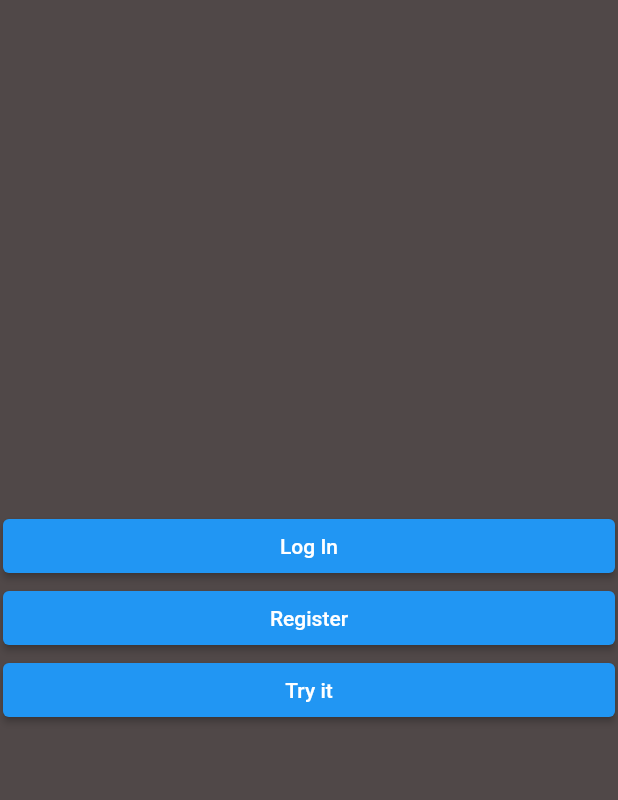
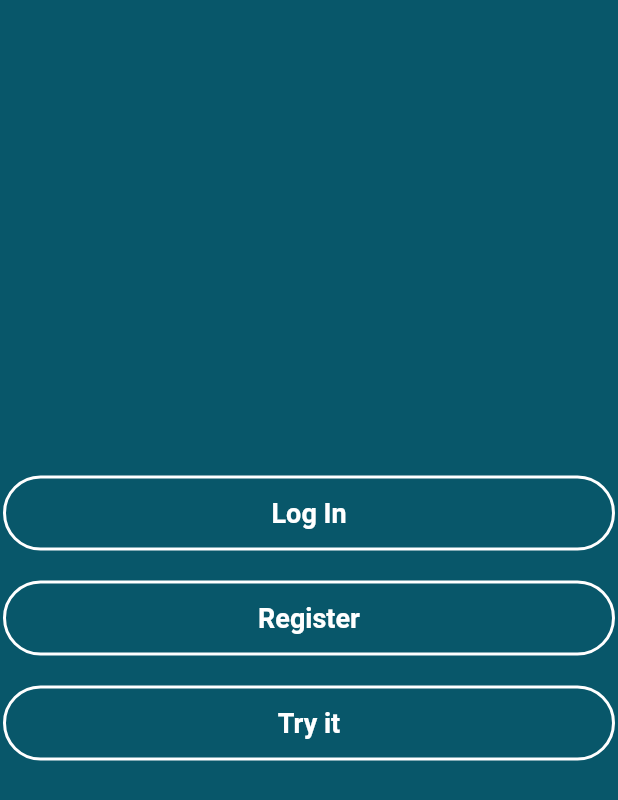
Before and after one commit to MiletaA/Illusion, a Flutter app: the screen it shows after launch, on a phone screen of 412 x 824 dp. Shown: the top 800 px of the screen. Run offline on Flutter 3.47's test engine with Material 2 defaults, Android fonts, the light colour scheme and no system bars; our stand-ins replace firebase_auth, modal_progress_hud_nsn, permission_handler; missing offline and left inert: dart:html; accounts and stored records are empty; statements that could not run were skipped.

Commit message:
style update

```diff
--- a/lib/welcome_screen.dart
+++ b/lib/welcome_screen.dart
@@ -7,28 +7,62 @@ class WelcomeScreen extends StatefulWidget {
 }
 
 class _WelcomeScreenState extends State<WelcomeScreen> {
+  Color bg = const Color(0xFF08576a);
   @override
   Widget build(BuildContext context) {
     return Scaffold(
-        backgroundColor: const Color.fromARGB(255, 80, 72, 72),
+        backgroundColor: bg,
         body: Padding(
           padding: const EdgeInsets.symmetric(horizontal: 2.0),
           child: Column(
               mainAxisAlignment: MainAxisAlignment.center,
               crossAxisAlignment: CrossAxisAlignment.stretch,
               children: <Widget>[
-                ElevatedButton(
+                OutlinedButton(
+                  style: OutlinedButton.styleFrom(
+                    fixedSize: const Size(200, 50),
+                    shadowColor: Colors.black,
+                    textStyle: const TextStyle(
+                        fontWeight: FontWeight.bold, fontSize: 18),
+                    foregroundColor: Colors.white,
+                    side: const BorderSide(width: 2.0, color: Colors.white),
+                    shape: RoundedRectangleBorder(
+                      borderRadius: BorderRadius.circular(32.0),
+                    ),
+                  ),
                   child: const Text('Log In'),
                   onPressed: () {
                     Navigator.pushNamed(context, 'login_screen');
                   },
                 ),
-                ElevatedButton(
+                const SizedBox(height: 20),
+                OutlinedButton(
+                    style: OutlinedButton.styleFrom(
+                      fixedSize: const Size(200, 50),
+                      textStyle: const TextStyle(
+                          fontWeight: FontWeight.bold, fontSize: 18),
+                      foregroundColor: Colors.white,
+                      side: const BorderSide(width: 2.0, color: Colors.white),
+                      shape: RoundedRectangleBorder(
+                        borderRadius: BorderRadius.circular(32.0),
+                      ),
+                    ),
                     child: const Text('Register'),
                     onPressed: () {
                       Navigator.pushNamed(context, 'registration_screen');
                     }),
-                ElevatedButton(
+                const SizedBox(height: 20),
+                OutlinedButton(
+                    style: OutlinedButton.styleFrom(
+                      fixedSize: const Size(200, 50),
+                      textStyle: const TextStyle(
+                          fontWeight: FontWeight.bold, fontSize: 18),
+                      foregroundColor: Colors.white,
+                      side: const BorderSide(width: 2.0, color: Colors.white),
+                      shape: RoundedRectangleBorder(
+                        borderRadius: BorderRadius.circular(32.0),
+                      ),
+                    ),
                     child: const Text('Try it'),
                     onPressed: () {
                       Navigator.pushNamed(context, 'home_screen');
```
